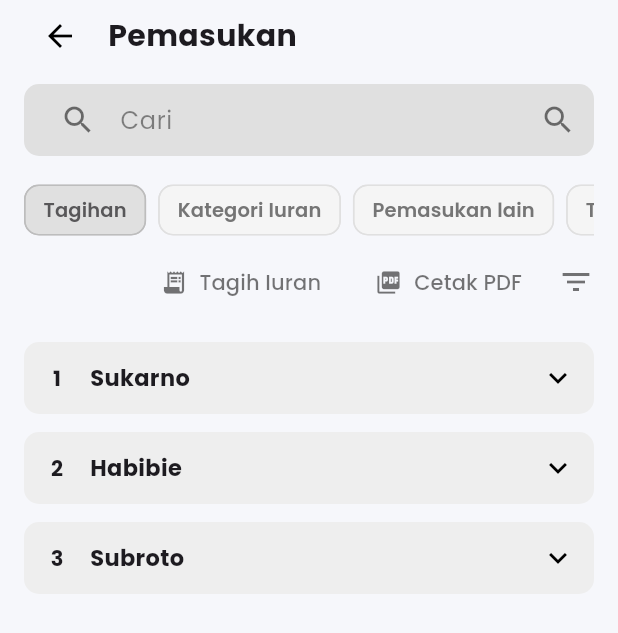
After one commit to marsyaaurel08/Jawara-Pintar-Mobile, a Flutter app: the IuranPage screen opened by its route, on a phone screen of 412 x 824 dp. The commit adds this screen. Shown: the top 633 px of the screen. Run offline on Flutter 3.47's test engine with Material 3 defaults, Android fonts, the phone set to English and light mode, and no system bars; our stand-ins replace google_fonts, image_picker; missing offline and left inert: file_selector.

Commit message:
Add Iuran page and update navigation to new route

```diff
--- a/lib/pages/home_page.dart
+++ b/lib/pages/home_page.dart
@@ -146,7 +146,12 @@ class _HomePageState extends State<HomePage> {
       title: 'Iuran',
       icon: Icons.payments,
       bg: const Color(0xFF43A047),
-      onTap: () {},
+      onTap: () { // <<< PERUBAHAN DI SINI
+        Navigator.pushNamed(
+          context,
+          Routes.iuran, // Menggunakan rute baru
+        );
+      },
     ),
 
     // 12. Mutasi Keluarga
--- /dev/null
+++ b/lib/pages/iuran_page.dart
@@ -0,0 +1,418 @@
+// file: lib/pages/iuran_page.dart
+
+import 'package:flutter/material.dart';
+
+// Model data untuk item iuran (tagihan)
+class IuranItem {
+  final int no;
+  final String nama;
+  final String noKeluarga;
+  final String iuran;
+  final String kodeTagihan;
+  final String status;
+  final double jumlah;
+  final String periode;
+
+  IuranItem({
+    required this.no,
+    required this.nama,
+    required this.noKeluarga,
+    required this.iuran,
+    required this.kodeTagihan,
+    required this.status,
+    required this.jumlah,
+    required this.periode,
+  });
+}
+
+class IuranPage extends StatefulWidget {
+  const IuranPage({Key? key}) : super(key: key);
+
+  @override
+  State<IuranPage> createState() => _IuranPageState();
+}
+
+class _IuranPageState extends State<IuranPage> {
+  // Data dummy yang meniru tampilan di gambar
+  final List<IuranItem> _iuranList = [
+    IuranItem(
+      no: 1,
+      nama: 'Sukarno',
+      noKeluarga: 'Aktif',
+      iuran: 'Sukarno',
+      kodeTagihan: 'Sukarno',
+      status: 'Belum dibayarkan',
+      jumlah: 10000,
+      periode: '8 Oktober 2025',
+    ),
+    IuranItem(
+      no: 2,
+      nama: 'Habibie',
+      noKeluarga: 'Aktif',
+      iuran: 'Iuran Kebersihan',
+      kodeTagihan: 'HBB002',
+      status: 'Lunas',
+      jumlah: 50000,
+      periode: 'Oktober 2025',
+    ),
+    IuranItem(
+      no: 3,
+      nama: 'Subroto',
+      noKeluarga: 'Nonaktif',
+      iuran: 'Iuran Keamanan',
+      kodeTagihan: 'SBR003',
+      status: 'Belum dibayarkan',
+      jumlah: 25000,
+      periode: 'Oktober 2025',
+    ),
+  ];
+
+  // Index card yang sedang diperluas (expanded)
+  int? _expandedIndex;
+
+  String _formatCurrency(double value) {
+    // Fungsi format mata uang sederhana (Rp x.xxx)
+    final formatter = RegExp(r'(\d{1,3})(?=(\d{3})+(?!\d))');
+    return 'Rp ${value.round().toString().replaceAllMapped(formatter, (Match m) => '${m[1]}.')}';
+  }
+
+  // Widget untuk Chip Aksi Filter/Tipe
+  Widget _buildActionChip(String label, {bool isSelected = false}) {
+    final color = isSelected ? const Color(0xFF585759) : Colors.grey.shade600;
+    final bgColor = isSelected ? Colors.grey.shade300 : Colors.grey.shade100;
+    final borderColor = isSelected
+        ? Colors.grey.shade400
+        : Colors.grey.shade300;
+
+    return Padding(
+      padding: const EdgeInsets.only(right: 8.0),
+      child: Chip(
+        label: Text(
+          label,
+          style: TextStyle(
+            color: color,
+            fontWeight: FontWeight.w600,
+            fontSize: 13,
+          ),
+        ),
+        backgroundColor: bgColor,
+        shape: RoundedRectangleBorder(
+          borderRadius: BorderRadius.circular(10),
+          side: BorderSide(color: borderColor),
+        ),
+        padding: const EdgeInsets.symmetric(horizontal: 4, vertical: 0),
+      ),
+    );
+  }
+
+  // Widget untuk Item List Iuran
+  Widget _buildIuranItem(BuildContext context, IuranItem item, int index) {
+    final isExpanded = _expandedIndex == index;
+    final cardBgColor = Colors.grey.shade200;
+
+    return Card(
+      margin: const EdgeInsets.only(bottom: 12),
+      elevation: 0,
+      shape: RoundedRectangleBorder(borderRadius: BorderRadius.circular(10)),
+      color: cardBgColor,
+      child: InkWell(
+        onTap: () {
+          setState(() {
+            _expandedIndex = isExpanded ? null : index;
+          });
+        },
+        child: Padding(
+          padding: const EdgeInsets.all(12.0),
+          child: Column(
+            children: [
+              Row(
+                children: [
+                  // Nomor Urut
+                  Container(
+                    width: 20,
+                    alignment: Alignment.center,
+                    child: Text(
+                      '${item.no}',
+                      style: const TextStyle(
+                        fontWeight: FontWeight.bold,
+                        fontSize: 14,
+                      ),
+                    ),
+                  ),
+                  const SizedBox(width: 12),
+                  // Nama Warga
+                  Expanded(
+                    child: Text(
+                      item.nama,
+                      style: const TextStyle(
+                        fontWeight: FontWeight.w700,
+                        fontSize: 15,
+                      ),
+                    ),
+                  ),
+                  // Tombol Expand/Collapse
+                  Icon(
+                    isExpanded
+                        ? Icons.keyboard_arrow_up
+                        : Icons.keyboard_arrow_down,
+                    color: Colors.black,
+                  ),
+                ],
+              ),
+              // Detail yang ditampilkan saat di-expand
+              AnimatedCrossFade(
+                crossFadeState: isExpanded
+                    ? CrossFadeState.showSecond
+                    : CrossFadeState.showFirst,
+                duration: const Duration(milliseconds: 250),
+                firstChild: const SizedBox(height: 0),
+                secondChild: Padding(
+                  padding: const EdgeInsets.only(top: 12.0),
+                  child: Container(
+                    padding: const EdgeInsets.all(10),
+                    decoration: BoxDecoration(
+                      color: Colors.white,
+                      borderRadius: BorderRadius.circular(8),
+                    ),
+                    child: Column(
+                      crossAxisAlignment: CrossAxisAlignment.stretch,
+                      children: [
+                        _buildDetailRow('Nama Keluarga', item.noKeluarga),
+                        _buildDetailRow('Iuran', item.iuran),
+                        _buildDetailRow(
+                          'Jumlah',
+                          _formatCurrency(item.jumlah),
+                          isCurrency: true,
+                        ),
+                        _buildDetailRow('Periode', item.periode),
+                        _buildDetailRow('Kode Tagihan', item.kodeTagihan),
+                        _buildDetailRow('Status', item.status, isStatus: true),
+                        const SizedBox(height: 12),
+                        TextButton(
+                          onPressed: () {
+                            ScaffoldMessenger.of(context).showSnackBar(
+                              const SnackBar(
+                                content: Text('Lihat detail tagihan'),
+                              ),
+                            );
+                          },
+                          style: TextButton.styleFrom(
+                            backgroundColor: Colors.blue, // Warna background
+                            foregroundColor: Colors.white, // Warna teks
+                            padding: const EdgeInsets.symmetric(
+                              horizontal: 16,
+                              vertical: 8,
+                            ), // Padding
+                            shape: RoundedRectangleBorder(
+                              borderRadius: BorderRadius.circular(
+                                8,
+                              ), // Radius sudut
+                            ),
+                          ),
+                          child: const Text('Detail'),
+                        ),
+                      ],
+                    ),
+                  ),
+                ),
+              ),
+            ],
+          ),
+        ),
+      ),
+    );
+  }
+
+  // Helper untuk baris detail
+  Widget _buildDetailRow(
+    String label,
+    String value, {
+    bool isCurrency = false,
+    bool isStatus = false,
+  }) {
+    Color valueColor = Colors.black87;
+    if (isStatus) {
+      valueColor = value == 'Belum dibayarkan'
+          ? Colors.red.shade700
+          : Colors.green.shade700;
+    } else if (isCurrency) {
+      valueColor = Colors.green.shade700;
+    }
+
+    return Padding(
+      padding: const EdgeInsets.symmetric(vertical: 4.0),
+      child: Row(
+        crossAxisAlignment: CrossAxisAlignment.start,
+        children: [
+          SizedBox(
+            width: 100,
+            child: Text(
+              '$label:',
+              style: const TextStyle(fontSize: 13, color: Colors.black54),
+            ),
+          ),
+          Expanded(
+            child: Text(
+              value,
+              style: TextStyle(
+                fontSize: 14,
+                fontWeight: FontWeight.w600,
+                color: valueColor,
+              ),
+            ),
+          ),
+        ],
+      ),
+    );
+  }
+
+  @override
+  Widget build(BuildContext context) {
+    return Scaffold(
+      appBar: AppBar(
+        toolbarHeight: 0,
+        backgroundColor: Colors.transparent,
+        elevation: 0,
+      ),
+      body: Column(
+        children: [
+          // Header & Search Bar
+          Container(
+            padding: const EdgeInsets.fromLTRB(16, 0, 16, 16),
+            child: Column(
+              crossAxisAlignment: CrossAxisAlignment.start,
+              children: [
+                Row(
+                  children: [
+                    IconButton(
+                      icon: const Icon(Icons.arrow_back, color: Colors.black),
+                      onPressed: () {
+                        Navigator.pop(context);
+                      },
+                    ),
+
+                    const SizedBox(width: 8),
+                    const Text(
+                      'Pemasukan', // Mengikuti label di gambar
+                      style: TextStyle(
+                        fontSize: 20,
+                        fontWeight: FontWeight.bold,
+                      ),
+                    ),
+                  ],
+                ),
+                const SizedBox(height: 8),
+                // Search Field
+                Container(
+                  padding: const EdgeInsets.symmetric(horizontal: 12),
+                  decoration: BoxDecoration(
+                    color: Colors.grey.shade300,
+                    borderRadius: BorderRadius.circular(10),
+                  ),
+                  child: Row(
+                    children: [
+                      Expanded(
+                        child: TextField(
+                          decoration: InputDecoration(
+                            hintText: 'Cari',
+                            prefixIcon: Icon(
+                              Icons.search,
+                              color: Colors.black54,
+                            ),
+                            filled: true,
+                            fillColor: Colors.grey.shade300,
+                            contentPadding: const EdgeInsets.symmetric(
+                              vertical: 0,
+                              horizontal: 12,
+                            ),
+                            border: OutlineInputBorder(
+                              borderRadius: BorderRadius.circular(10),
+                              borderSide: BorderSide.none,
+                            ),
+                          ),
+                        ),
+                      ),
+
+                      Icon(Icons.search, color: Colors.black54),
+                    ],
+                  ),
+                ),
+                const SizedBox(height: 12),
+                // Filter Chips
+                SingleChildScrollView(
+                  scrollDirection: Axis.horizontal,
+                  child: Row(
+                    children: [
+                      _buildActionChip('Tagihan', isSelected: true),
+                      _buildActionChip('Kategori Iuran'),
+                      _buildActionChip('Pemasukan lain'),
+                      _buildActionChip('Tagih Iuran', isSelected: false),
+                      _buildActionChip('Cetak PDF'),
+                    ],
+                  ),
+                ),
+                // Icon Filter Kanan (Dipindah ke baris yang sama dengan Chip)
+                Row(
+                  mainAxisAlignment: MainAxisAlignment.end,
+                  children: [
+                    // Tombol Tagih Iuran
+                    TextButton.icon(
+                      onPressed: () {
+                        ScaffoldMessenger.of(context).showSnackBar(
+                          const SnackBar(content: Text('Aksi: Tagih Iuran')),
+                        );
+                      },
+                      icon: const Icon(
+                        Icons.receipt_long,
+                        size: 18,
+                        color: Colors.black54,
+                      ),
+                      label: const Text(
+                        'Tagih Iuran',
+                        style: TextStyle(color: Colors.black54),
+                      ),
+                    ),
+                    const SizedBox(width: 8),
+                    // Tombol Cetak PDF
+                    TextButton.icon(
+                      onPressed: () {
+                        ScaffoldMessenger.of(context).showSnackBar(
+                          const SnackBar(content: Text('Aksi: Cetak PDF')),
+                        );
+                      },
+                      icon: const Icon(
+                        Icons.picture_as_pdf,
+                        size: 18,
+                        color: Colors.black54,
+                      ),
+                      label: const Text(
+                        'Cetak PDF',
+                        style: TextStyle(color: Colors.black54),
+                      ),
+                    ),
+                    const SizedBox(width: 8),
+                    // Icon Filter
+                    const Icon(Icons.filter_list, color: Colors.black54),
+                  ],
+                ),
+              ],
+            ),
+          ),
+
+          // Daftar Iuran
+          Expanded(
+            child: Padding(
+              padding: const EdgeInsets.symmetric(horizontal: 16.0),
+              child: ListView.builder(
+                itemCount: _iuranList.length,
+                itemBuilder: (context, index) {
+                  return _buildIuranItem(context, _iuranList[index], index);
+                },
+              ),
+            ),
+          ),
+        ],
+      ),
+    );
+  }
+}
--- a/lib/routes.dart
+++ b/lib/routes.dart
@@ -12,6 +12,7 @@ import 'pages/user_management_screen.dart';
 import 'pages/activity_log_screen.dart';
 import 'pages/resident_approvals_screen.dart';
 import 'pages/family_mutation_screen.dart';
+import 'pages/iuran_page.dart';
 
 class Routes {
   static const login = '/login';
@@ -28,6 +29,7 @@ class Routes {
   static const String activityLog = '/activity_log';
   static const String approvals = '/approvals';
   static const String mutations = '/mutations';
+  static const String iuran = '/iuran'; // Rute baru untuk halaman Iuran
 }
 
 final Map<String, WidgetBuilder> appRoutes = {
@@ -46,4 +48,5 @@ final Map<String, WidgetBuilder> appRoutes = {
   Routes.activityLog: (_) => const ActivityLogScreen(),
   Routes.approvals: (_) => const ResidentApprovalsScreen(),
   Routes.mutations: (_) => const FamilyMutationScreen(),
+  Routes.iuran: (_) => const IuranPage(), // Penambahan rute untuk halaman Iuran
 };
```
